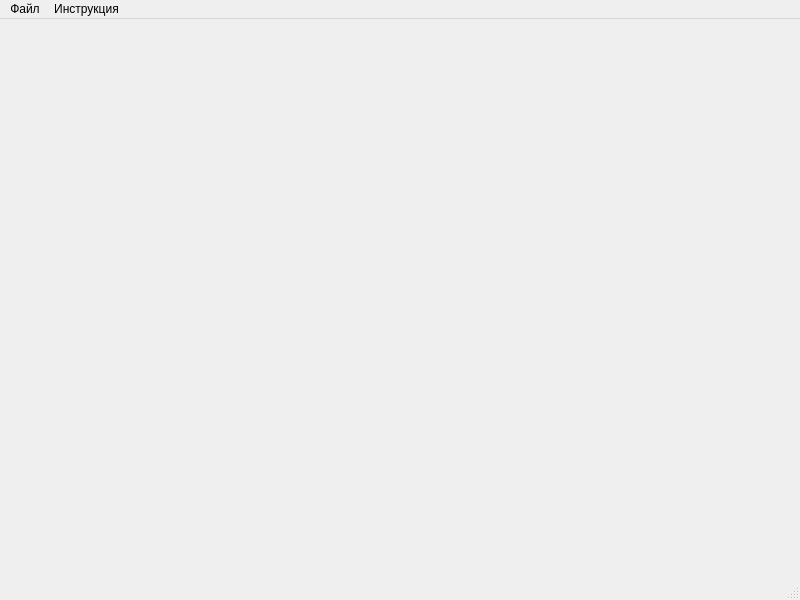
zandex1/defect_recognition, file project/detection_on_PCB/mainwindow.ui: the form before one commit.
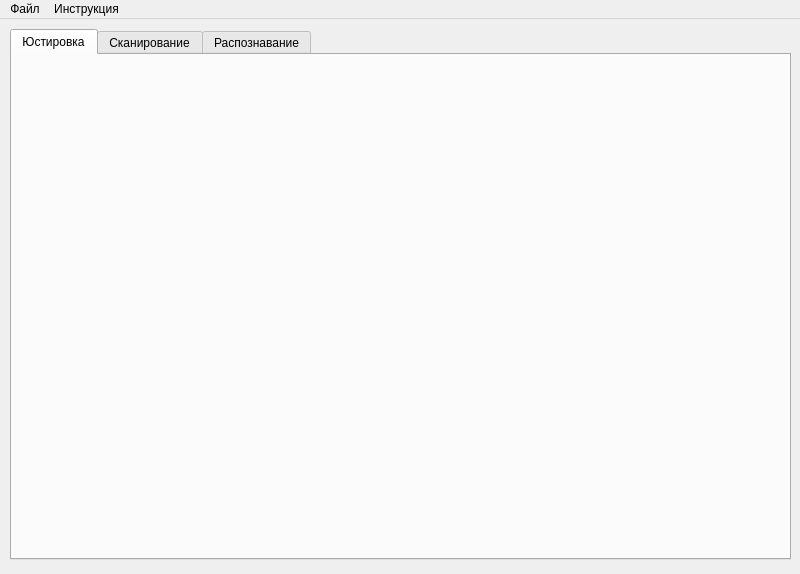
The form after the commit.

What changed in the file:
```diff
--- a/project/detection_on_PCB/mainwindow.ui
+++ b/project/detection_on_PCB/mainwindow.ui
@@ -7,13 +7,42 @@
     <x>0</x>
     <y>0</y>
     <width>800</width>
-    <height>600</height>
+    <height>574</height>
    </rect>
   </property>
   <property name="windowTitle">
    <string>MainWindow</string>
   </property>
-  <widget class="QWidget" name="centralwidget"/>
+  <widget class="QWidget" name="centralwidget">
+   <widget class="QTabWidget" name="tabWidget">
+    <property name="geometry">
+     <rect>
+      <x>10</x>
+      <y>10</y>
+      <width>781</width>
+      <height>531</height>
+     </rect>
+    </property>
+    <property name="currentIndex">
+     <number>0</number>
+    </property>
+    <widget class="QWidget" name="tab_alignment">
+     <attribute name="title">
+      <string>Юстировка</string>
+     </attribute>
+    </widget>
+    <widget class="QWidget" name="tab_scanning">
+     <attribute name="title">
+      <string>Сканирование</string>
+     </attribute>
+    </widget>
+    <widget class="QWidget" name="tab_detection">
+     <attribute name="title">
+      <string>Распознавание</string>
+     </attribute>
+    </widget>
+   </widget>
+  </widget>
   <widget class="QMenuBar" name="menubar">
    <property name="geometry">
     <rect>
@@ -39,7 +68,6 @@
    <addaction name="menu"/>
    <addaction name="menu_2"/>
   </widget>
-  <widget class="QStatusBar" name="statusbar"/>
   <action name="mb_create">
    <property name="text">
     <string>Создать проект</string>
```
Left out of the diff: 2 changed lines with no effect on the pictures.
